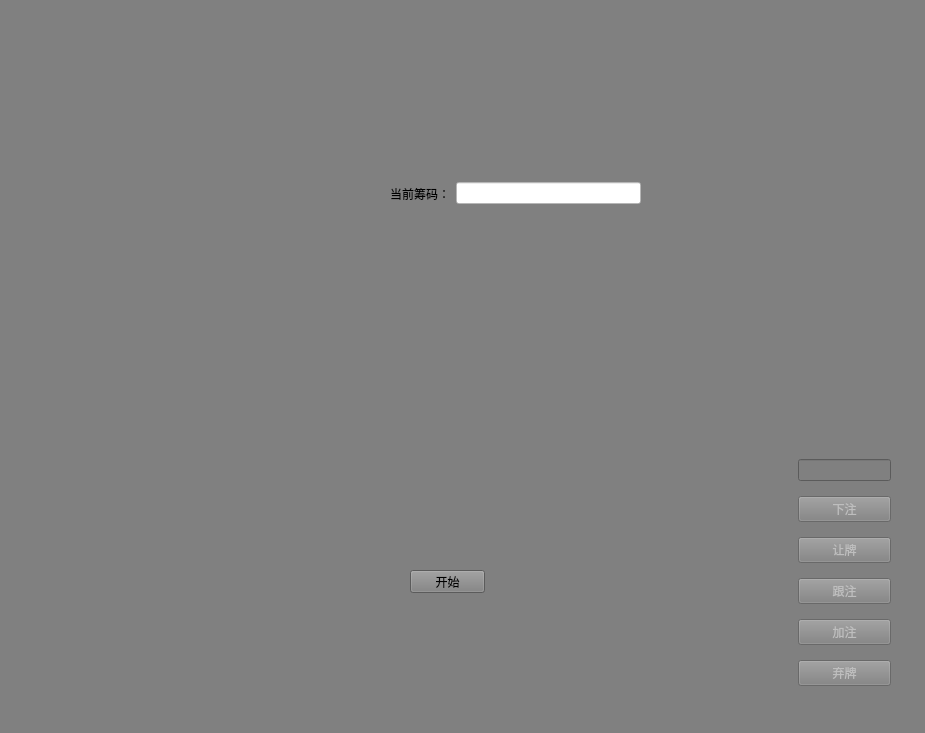
JackeyLea/TexasPoker, file TexasPoker/ui/texaswidget.ui: the form before one commit.
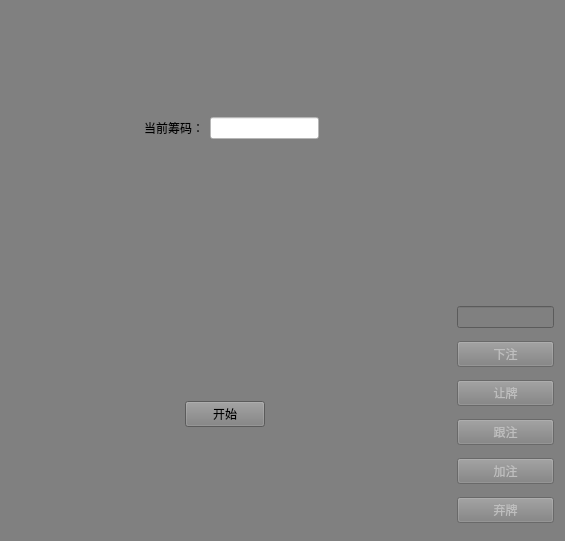
The form after the commit. Icons and pictures are not drawn.

Commit message: [update]界面布局调整

```diff
--- a/TexasPoker/ui/texaswidget.ui
+++ b/TexasPoker/ui/texaswidget.ui
@@ -6,8 +6,8 @@
    <rect>
     <x>0</x>
     <y>0</y>
-    <width>925</width>
-    <height>733</height>
+    <width>565</width>
+    <height>541</height>
    </rect>
   </property>
   <property name="windowTitle">
@@ -16,15 +16,39 @@
   <property name="styleSheet">
    <string notr="true">background-color:gray;</string>
   </property>
+  <layout class="QGridLayout" name="gridLayout_2">
+   <item row="0" column="0" colspan="3">
+    <layout class="QHBoxLayout" name="layoutHDealer">
+     <item>
+      <spacer name="spacerDealerHLL">
+       <property name="orientation">
+        <enum>Qt::Orientation::Horizontal</enum>
+       </property>
+       <property name="sizeHint" stdset="0">
+        <size>
+         <width>149</width>
+         <height>20</height>
+        </size>
+       </property>
+      </spacer>
+     </item>
+     <item>
+      <layout class="QGridLayout" name="gridLayout">
+       <item row="0" column="0">
+        <spacer name="spacerDealerHL">
+         <property name="orientation">
+          <enum>Qt::Orientation::Horizontal</enum>
+         </property>
+         <property name="sizeHint" stdset="0">
+          <size>
+           <width>40</width>
+           <height>20</height>
+          </size>
+         </property>
+        </spacer>
+       </item>
+       <item row="0" column="1">
   <widget class="QLabel" name="labelDealer">
-   <property name="geometry">
-    <rect>
-     <x>460</x>
-     <y>30</y>
-     <width>100</width>
-     <height>100</height>
-    </rect>
-   </property>
    <property name="minimumSize">
     <size>
      <width>100</width>
@@ -35,43 +59,12 @@
     <string/>
    </property>
    <property name="pixmap">
-    <pixmap resource="resources.qrc">:/resources/images/dealer.svg</pixmap>
-   </property>
-  </widget>
-  <widget class="QWidget" name="layoutWidget">
-   <property name="geometry">
-    <rect>
-     <x>200</x>
-     <y>300</y>
-     <width>501</width>
-     <height>111</height>
-    </rect>
-   </property>
-   <layout class="QHBoxLayout" name="layoutHPublic">
-    <item>
-     <widget class="QLabel" name="labelFlop1">
-      <property name="minimumSize">
-       <size>
-        <width>74</width>
-        <height>105</height>
-       </size>
-      </property>
-      <property name="maximumSize">
-       <size>
-        <width>74</width>
-        <height>105</height>
-       </size>
-      </property>
-      <property name="text">
-       <string/>
-      </property>
-      <property name="pixmap">
-       <pixmap resource="resources.qrc">:/resources/images/back.svg</pixmap>
-      </property>
-     </widget>
-    </item>
-    <item>
-     <spacer name="spacerhflop1">
+          <pixmap resource="../resources.qrc">:/resources/images/dealer.svg</pixmap>
+         </property>
+        </widget>
+       </item>
+       <item row="0" column="2">
+        <spacer name="spacerDealerHR">
       <property name="orientation">
        <enum>Qt::Orientation::Horizontal</enum>
       </property>
@@ -83,157 +76,7 @@
       </property>
      </spacer>
     </item>
-    <item>
-     <widget class="QLabel" name="labelFlop2">
-      <property name="minimumSize">
-       <size>
-        <width>74</width>
-        <height>105</height>
-       </size>
-      </property>
-      <property name="maximumSize">
-       <size>
-        <width>74</width>
-        <height>105</height>
-       </size>
-      </property>
-      <property name="text">
-       <string/>
-      </property>
-      <property name="pixmap">
-       <pixmap resource="resources.qrc">:/resources/images/back.svg</pixmap>
-      </property>
-     </widget>
-    </item>
-    <item>
-     <spacer name="spacerhflop2">
-      <property name="orientation">
-       <enum>Qt::Orientation::Horizontal</enum>
-      </property>
-      <property name="sizeHint" stdset="0">
-       <size>
-        <width>40</width>
-        <height>20</height>
-       </size>
-      </property>
-     </spacer>
-    </item>
-    <item>
-     <widget class="QLabel" name="labelFlop3">
-      <property name="minimumSize">
-       <size>
-        <width>74</width>
-        <height>105</height>
-       </size>
-      </property>
-      <property name="maximumSize">
-       <size>
-        <width>74</width>
-        <height>105</height>
-       </size>
-      </property>
-      <property name="text">
-       <string/>
-      </property>
-      <property name="pixmap">
-       <pixmap resource="resources.qrc">:/resources/images/back.svg</pixmap>
-      </property>
-     </widget>
-    </item>
-    <item>
-     <spacer name="spacerhflop3">
-      <property name="orientation">
-       <enum>Qt::Orientation::Horizontal</enum>
-      </property>
-      <property name="sizeHint" stdset="0">
-       <size>
-        <width>40</width>
-        <height>20</height>
-       </size>
-      </property>
-     </spacer>
-    </item>
-    <item>
-     <widget class="QLabel" name="labelTurn">
-      <property name="minimumSize">
-       <size>
-        <width>74</width>
-        <height>105</height>
-       </size>
-      </property>
-      <property name="maximumSize">
-       <size>
-        <width>74</width>
-        <height>105</height>
-       </size>
-      </property>
-      <property name="text">
-       <string/>
-      </property>
-      <property name="pixmap">
-       <pixmap resource="resources.qrc">:/resources/images/back.svg</pixmap>
-      </property>
-     </widget>
-    </item>
-    <item>
-     <spacer name="spacerhflop4">
-      <property name="orientation">
-       <enum>Qt::Orientation::Horizontal</enum>
-      </property>
-      <property name="sizeHint" stdset="0">
-       <size>
-        <width>40</width>
-        <height>20</height>
-       </size>
-      </property>
-     </spacer>
-    </item>
-    <item>
-     <widget class="QLabel" name="labelRiver">
-      <property name="minimumSize">
-       <size>
-        <width>74</width>
-        <height>105</height>
-       </size>
-      </property>
-      <property name="maximumSize">
-       <size>
-        <width>74</width>
-        <height>105</height>
-       </size>
-      </property>
-      <property name="text">
-       <string/>
-      </property>
-      <property name="pixmap">
-       <pixmap resource="resources.qrc">:/resources/images/back.svg</pixmap>
-      </property>
-     </widget>
-    </item>
-   </layout>
-  </widget>
-  <widget class="QPushButton" name="btnStart">
-   <property name="geometry">
-    <rect>
-     <x>410</x>
-     <y>570</y>
-     <width>75</width>
-     <height>23</height>
-    </rect>
-   </property>
-   <property name="text">
-    <string>开始</string>
-   </property>
-  </widget>
-  <widget class="QWidget" name="layoutWidget">
-   <property name="geometry">
-    <rect>
-     <x>390</x>
-     <y>180</y>
-     <width>251</width>
-     <height>27</height>
-    </rect>
-   </property>
+       <item row="1" column="0" colspan="3">
    <layout class="QHBoxLayout" name="layoutHChips">
     <item>
      <widget class="QLabel" name="labelBet">
@@ -256,16 +99,27 @@
      </widget>
     </item>
    </layout>
-  </widget>
-  <widget class="QWidget" name="layoutWidget">
-   <property name="geometry">
-    <rect>
-     <x>60</x>
-     <y>470</y>
-     <width>185</width>
-     <height>242</height>
-    </rect>
-   </property>
+       </item>
+      </layout>
+     </item>
+     <item>
+      <spacer name="spacerDelaerHRR">
+       <property name="orientation">
+        <enum>Qt::Orientation::Horizontal</enum>
+       </property>
+       <property name="sizeHint" stdset="0">
+        <size>
+         <width>251</width>
+         <height>20</height>
+        </size>
+       </property>
+      </spacer>
+     </item>
+    </layout>
+   </item>
+   <item row="4" column="0" colspan="3">
+    <layout class="QHBoxLayout" name="horizontalLayout">
+     <item>
    <layout class="QGridLayout" name="layoutGUser2">
     <item row="0" column="0">
      <spacer name="spacerHUser2L">
@@ -368,16 +222,41 @@
      </widget>
     </item>
    </layout>
-  </widget>
-  <widget class="QWidget" name="layoutWidget">
-   <property name="geometry">
-    <rect>
-     <x>630</x>
-     <y>450</y>
-     <width>261</width>
-     <height>251</height>
-    </rect>
-   </property>
+     </item>
+     <item>
+      <spacer name="spacerHBtnL">
+       <property name="orientation">
+        <enum>Qt::Orientation::Horizontal</enum>
+       </property>
+       <property name="sizeHint" stdset="0">
+        <size>
+         <width>40</width>
+         <height>20</height>
+        </size>
+       </property>
+      </spacer>
+     </item>
+     <item>
+      <widget class="QPushButton" name="btnStart">
+       <property name="text">
+        <string>开始</string>
+       </property>
+      </widget>
+     </item>
+     <item>
+      <spacer name="spacerHBtnR">
+       <property name="orientation">
+        <enum>Qt::Orientation::Horizontal</enum>
+       </property>
+       <property name="sizeHint" stdset="0">
+        <size>
+         <width>40</width>
+         <height>20</height>
+        </size>
+       </property>
+      </spacer>
+     </item>
+     <item>
    <layout class="QGridLayout" name="layoutGUser1">
     <item row="1" column="2">
      <spacer name="spacerHUser1R">
@@ -541,7 +420,232 @@
      </widget>
     </item>
    </layout>
-  </widget>
+     </item>
+    </layout>
+   </item>
+   <item row="2" column="0" colspan="3">
+    <layout class="QHBoxLayout" name="layoutHPublicTotal">
+     <item>
+      <spacer name="spacerHPublicL">
+       <property name="orientation">
+        <enum>Qt::Orientation::Horizontal</enum>
+       </property>
+       <property name="sizeHint" stdset="0">
+        <size>
+         <width>149</width>
+         <height>20</height>
+        </size>
+       </property>
+      </spacer>
+     </item>
+     <item>
+      <layout class="QHBoxLayout" name="layoutHPublic">
+       <item>
+        <widget class="QLabel" name="labelFlop1">
+         <property name="minimumSize">
+          <size>
+           <width>74</width>
+           <height>105</height>
+          </size>
+         </property>
+         <property name="maximumSize">
+          <size>
+           <width>74</width>
+           <height>105</height>
+          </size>
+         </property>
+         <property name="text">
+          <string/>
+         </property>
+         <property name="pixmap">
+          <pixmap resource="../resources.qrc">:/resources/images/back.svg</pixmap>
+         </property>
+        </widget>
+       </item>
+       <item>
+        <spacer name="spacerhflop1">
+         <property name="orientation">
+          <enum>Qt::Orientation::Horizontal</enum>
+         </property>
+         <property name="sizeHint" stdset="0">
+          <size>
+           <width>40</width>
+           <height>20</height>
+          </size>
+         </property>
+        </spacer>
+       </item>
+       <item>
+        <widget class="QLabel" name="labelFlop2">
+         <property name="minimumSize">
+          <size>
+           <width>74</width>
+           <height>105</height>
+          </size>
+         </property>
+         <property name="maximumSize">
+          <size>
+           <width>74</width>
+           <height>105</height>
+          </size>
+         </property>
+         <property name="text">
+          <string/>
+         </property>
+         <property name="pixmap">
+          <pixmap resource="../resources.qrc">:/resources/images/back.svg</pixmap>
+         </property>
+        </widget>
+       </item>
+       <item>
+        <spacer name="spacerhflop2">
+         <property name="orientation">
+          <enum>Qt::Orientation::Horizontal</enum>
+         </property>
+         <property name="sizeHint" stdset="0">
+          <size>
+           <width>40</width>
+           <height>20</height>
+          </size>
+         </property>
+        </spacer>
+       </item>
+       <item>
+        <widget class="QLabel" name="labelFlop3">
+         <property name="minimumSize">
+          <size>
+           <width>74</width>
+           <height>105</height>
+          </size>
+         </property>
+         <property name="maximumSize">
+          <size>
+           <width>74</width>
+           <height>105</height>
+          </size>
+         </property>
+         <property name="text">
+          <string/>
+         </property>
+         <property name="pixmap">
+          <pixmap resource="../resources.qrc">:/resources/images/back.svg</pixmap>
+         </property>
+        </widget>
+       </item>
+       <item>
+        <spacer name="spacerhflop3">
+         <property name="orientation">
+          <enum>Qt::Orientation::Horizontal</enum>
+         </property>
+         <property name="sizeHint" stdset="0">
+          <size>
+           <width>40</width>
+           <height>20</height>
+          </size>
+         </property>
+        </spacer>
+       </item>
+       <item>
+        <widget class="QLabel" name="labelTurn">
+         <property name="minimumSize">
+          <size>
+           <width>74</width>
+           <height>105</height>
+          </size>
+         </property>
+         <property name="maximumSize">
+          <size>
+           <width>74</width>
+           <height>105</height>
+          </size>
+         </property>
+         <property name="text">
+          <string/>
+         </property>
+         <property name="pixmap">
+          <pixmap resource="../resources.qrc">:/resources/images/back.svg</pixmap>
+         </property>
+        </widget>
+       </item>
+       <item>
+        <spacer name="spacerhflop4">
+         <property name="orientation">
+          <enum>Qt::Orientation::Horizontal</enum>
+         </property>
+         <property name="sizeHint" stdset="0">
+          <size>
+           <width>40</width>
+           <height>20</height>
+          </size>
+         </property>
+        </spacer>
+       </item>
+       <item>
+        <widget class="QLabel" name="labelRiver">
+         <property name="minimumSize">
+          <size>
+           <width>74</width>
+           <height>105</height>
+          </size>
+         </property>
+         <property name="maximumSize">
+          <size>
+           <width>74</width>
+           <height>105</height>
+          </size>
+         </property>
+         <property name="text">
+          <string/>
+         </property>
+         <property name="pixmap">
+          <pixmap resource="../resources.qrc">:/resources/images/back.svg</pixmap>
+         </property>
+        </widget>
+       </item>
+      </layout>
+     </item>
+     <item>
+      <spacer name="spacerHPublicR">
+       <property name="orientation">
+        <enum>Qt::Orientation::Horizontal</enum>
+       </property>
+       <property name="sizeHint" stdset="0">
+        <size>
+         <width>251</width>
+         <height>20</height>
+        </size>
+       </property>
+      </spacer>
+     </item>
+    </layout>
+   </item>
+   <item row="3" column="0" colspan="3">
+    <spacer name="spacerVPublicB">
+     <property name="orientation">
+      <enum>Qt::Orientation::Vertical</enum>
+     </property>
+     <property name="sizeHint" stdset="0">
+      <size>
+       <width>20</width>
+       <height>40</height>
+      </size>
+     </property>
+    </spacer>
+   </item>
+   <item row="1" column="0" colspan="3">
+    <spacer name="spacerVPlubicT">
+     <property name="orientation">
+      <enum>Qt::Orientation::Vertical</enum>
+     </property>
+     <property name="sizeHint" stdset="0">
+      <size>
+       <width>20</width>
+       <height>198</height>
+      </size>
+     </property>
+    </spacer>
+   </item>
+  </layout>
  </widget>
  <resources>
   <include location="resources.qrc"/>
```
Left out of the diff: 14 changed lines with no effect on the pictures. Lines whose indentation alone changed are shown as unchanged.
